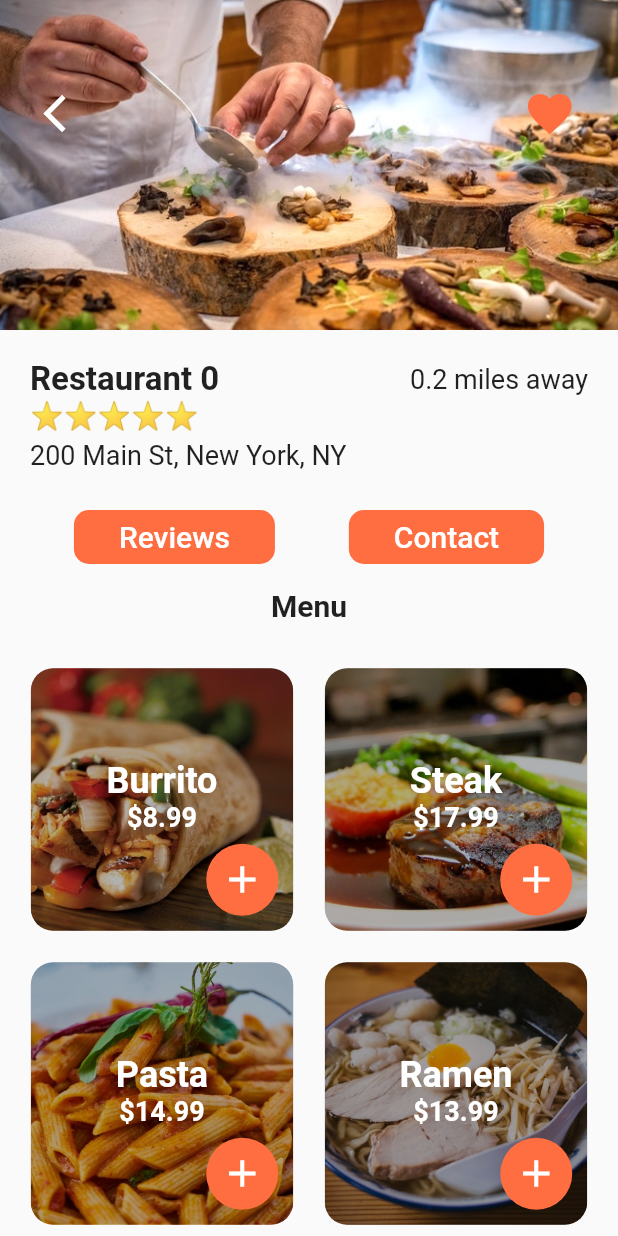
After one commit to Yoonwoojae/food_delivery_flutter, a Flutter app: the screen it shows after launch, after a tap on "Restaurant 0", on a phone screen of 412 x 824 dp. The commit adds this screen. Run offline on Flutter 3.47's test engine with Material 2 defaults, Android fonts, the phone set to English and light mode, and no system bars.

Commit message:
detail scrren 추가

```diff
--- a/lib/home_screen.dart
+++ b/lib/home_screen.dart
@@ -1,6 +1,7 @@
 import 'package:flutter/material.dart';
 import 'package:food_delivery_flutter/data/data.dart';
 import 'package:food_delivery_flutter/models/restaurant.dart';
+import 'package:food_delivery_flutter/screen/restaurant_screen.dart';
 import 'package:food_delivery_flutter/widgets/rating_starts.dart';
 import 'package:food_delivery_flutter/widgets/recent_orders.dart';
 
@@ -15,7 +16,12 @@ class _HomeScreenState extends State<HomeScreen> {
 
     restaurants.forEach((Restaurant restaurant) {
       restaurantList.add(
-        Container(
+        GestureDetector(
+          onTap: () => Navigator.push(
+              context,
+              MaterialPageRoute(
+                  builder: (_) => RestaurantScreen(restaurant: restaurant))),
+          child: Container(
             margin: EdgeInsets.symmetric(horizontal: 20.0, vertical: 10.0),
             decoration: BoxDecoration(
               color: Colors.white,
@@ -29,6 +35,8 @@ class _HomeScreenState extends State<HomeScreen> {
               children: <Widget>[
                 ClipRRect(
                   borderRadius: BorderRadius.circular(15.0),
+                  child: Hero(
+                    tag: restaurant.imageUrl,
                     child: Image(
                       height: 150.0,
                       width: 150.0,
@@ -36,6 +44,7 @@ class _HomeScreenState extends State<HomeScreen> {
                         restaurant.imageUrl,
                       ),
                       fit: BoxFit.cover,
+                    ),
                   ),
                 ),
                 Container(
@@ -79,6 +88,7 @@ class _HomeScreenState extends State<HomeScreen> {
                   ),
                 )
               ],
+            ),
           ),
         ),
       );
--- /dev/null
+++ b/lib/screen/restaurant_screen.dart
@@ -0,0 +1,235 @@
+import 'package:flutter/material.dart';
+import 'package:food_delivery_flutter/models/food.dart';
+import 'package:food_delivery_flutter/models/restaurant.dart';
+import 'package:food_delivery_flutter/widgets/rating_starts.dart';
+
+class RestaurantScreen extends StatefulWidget {
+  final Restaurant restaurant;
+
+  RestaurantScreen({this.restaurant});
+
+  @override
+  _RestaurantScreenState createState() => _RestaurantScreenState();
+}
+
+class _RestaurantScreenState extends State<RestaurantScreen> {
+  _buildMenuItem(Food food) {
+    return Center(
+      child: Stack(
+        alignment: Alignment.center,
+        children: <Widget>[
+          Container(
+            height: 175.0,
+            width: 175.0,
+            decoration: BoxDecoration(
+              image: DecorationImage(
+                image: AssetImage(
+                  food.imageUrl,
+                ),
+                fit: BoxFit.cover,
+              ),
+              borderRadius: BorderRadius.circular(15.0),
+            ),
+          ),
+          Container(
+            height: 175.0,
+            width: 175.0,
+            decoration: BoxDecoration(
+              borderRadius: BorderRadius.circular(
+                15.0,
+              ),
+              gradient: LinearGradient(
+                begin: Alignment.topRight,
+                end: Alignment.bottomLeft,
+                colors: [
+                  Colors.black.withOpacity(0.3),
+                  Colors.black87.withOpacity(0.3),
+                  Colors.black54.withOpacity(0.3),
+                  Colors.black38.withOpacity(0.3),
+                ],
+                stops: [
+                  0.1,
+                  0.4,
+                  0.6,
+                  0.9,
+                ],
+              ),
+            ),
+          ),
+          Positioned(
+            bottom: 65.0,
+            child: Column(
+              children: <Widget>[
+                Text(
+                  food.name,
+                  style: TextStyle(
+                    color: Colors.white,
+                    fontSize: 24.0,
+                    fontWeight: FontWeight.bold,
+                  ),
+                ),
+                Text(
+                  '\$${food.price.toString()}',
+                  style: TextStyle(
+                    color: Colors.white,
+                    fontSize: 18.0,
+                    fontWeight: FontWeight.bold,
+                  ),
+                ),
+              ],
+            ),
+          ),
+          Positioned(
+            bottom: 10.0,
+            right: 10.0,
+            child: Container(
+              width: 48.0,
+              decoration: BoxDecoration(
+                color: Theme.of(context).primaryColor,
+                borderRadius: BorderRadius.circular(30.0),
+              ),
+              child: IconButton(
+                icon: Icon(Icons.add),
+                iconSize: 30.0,
+                color: Colors.white,
+                onPressed: () {},
+              ),
+            ),
+          ),
+        ],
+      ),
+    );
+  }
+
+  @override
+  Widget build(BuildContext context) {
+    return Scaffold(
+      body: Column(
+        children: <Widget>[
+          Stack(
+            children: <Widget>[
+              Hero(
+                tag: widget.restaurant.imageUrl,
+                child: Image(
+                  height: 220.0,
+                  width: MediaQuery.of(context).size.width,
+                  image: AssetImage(widget.restaurant.imageUrl),
+                  fit: BoxFit.cover,
+                ),
+              ),
+              Padding(
+                padding: const EdgeInsets.symmetric(
+                    horizontal: 20.0, vertical: 50.0),
+                child: Row(
+                  mainAxisAlignment: MainAxisAlignment.spaceBetween,
+                  children: <Widget>[
+                    IconButton(
+                      icon: Icon(Icons.arrow_back_ios),
+                      color: Colors.white,
+                      iconSize: 30.0,
+                      onPressed: () => Navigator.pop(context),
+                    ),
+                    IconButton(
+                      icon: Icon(Icons.favorite),
+                      color: Theme.of(context).primaryColor,
+                      iconSize: 35.0,
+                      onPressed: () {},
+                    )
+                  ],
+                ),
+              ),
+            ],
+          ),
+          Padding(
+            padding: const EdgeInsets.all(20.0),
+            child: Column(
+              crossAxisAlignment: CrossAxisAlignment.start,
+              children: <Widget>[
+                Row(
+                  mainAxisAlignment: MainAxisAlignment.spaceBetween,
+                  children: <Widget>[
+                    Text(
+                      widget.restaurant.name,
+                      style: TextStyle(
+                        fontSize: 22.0,
+                        fontWeight: FontWeight.w600,
+                      ),
+                    ),
+                    Text(
+                      '0.2 miles away',
+                      style: TextStyle(
+                        fontSize: 18.0,
+                      ),
+                    ),
+                  ],
+                ),
+                RatingStarts(widget.restaurant.rating),
+                SizedBox(
+                  height: 6.0,
+                ),
+                Text(
+                  widget.restaurant.address,
+                  style: TextStyle(
+                    fontSize: 18.0,
+                  ),
+                )
+              ],
+            ),
+          ),
+          Row(
+            mainAxisAlignment: MainAxisAlignment.spaceEvenly,
+            children: <Widget>[
+              FlatButton(
+                padding: EdgeInsets.symmetric(horizontal: 30.0),
+                color: Theme.of(context).primaryColor,
+                shape: RoundedRectangleBorder(
+                    borderRadius: BorderRadius.circular(10.0)),
+                child: Text(
+                  'Reviews',
+                  style: TextStyle(
+                    color: Colors.white,
+                    fontSize: 20.0,
+                  ),
+                ),
+                onPressed: () {},
+              ),
+              FlatButton(
+                padding: EdgeInsets.symmetric(horizontal: 30.0),
+                color: Theme.of(context).primaryColor,
+                shape: RoundedRectangleBorder(
+                    borderRadius: BorderRadius.circular(10.0)),
+                child: Text(
+                  'Contact',
+                  style: TextStyle(
+                    color: Colors.white,
+                    fontSize: 20.0,
+                  ),
+                ),
+                onPressed: () {},
+              )
+            ],
+          ),
+          SizedBox(height: 10.0),
+          Text(
+            'Menu',
+            style: TextStyle(
+              fontSize: 20.0,
+              fontWeight: FontWeight.bold,
+            ),
+          ),
+          SizedBox(height: 10.0),
+          Expanded(
+            child: GridView.count(
+              padding: EdgeInsets.all(10.0),
+              crossAxisCount: 2,
+              children: List.generate(widget.restaurant.menu.length, (index) {
+                Food food = widget.restaurant.menu[index];
+                return _buildMenuItem(food);
+              }),
+            ),
+          ),
+        ],
+      ),
+    );
+  }
+}
```
Lines whose indentation alone changed are shown as unchanged.
